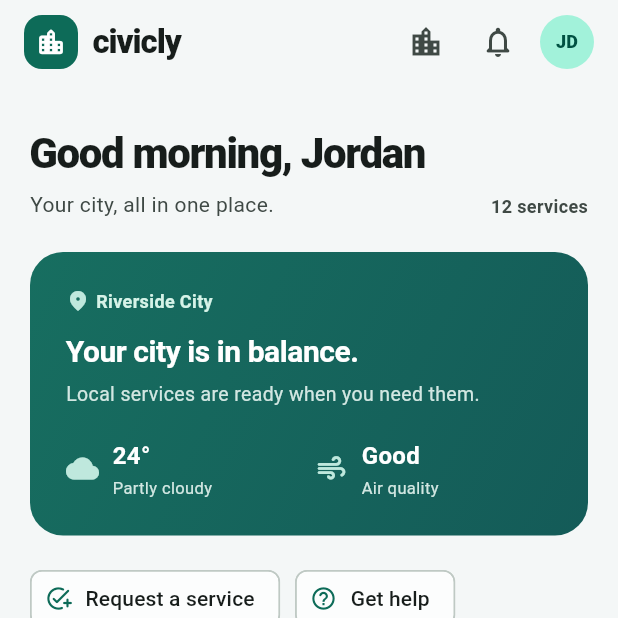
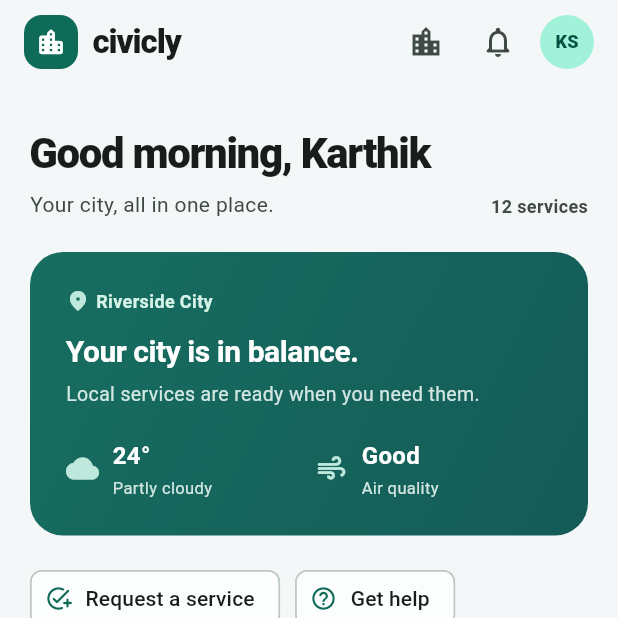
Before and after one commit to Saimpu/Flutter-App, a Flutter app: the screen it shows after launch, on a phone screen of 412 x 824 dp, the top half of it. Run offline on Flutter 3.47's test engine with Material 3 defaults, Android fonts, the phone set to English and light mode, and no system bars.

Commit message:
Update profile name and initials

```diff
--- a/lib/screens/app_shell.dart
+++ b/lib/screens/app_shell.dart
@@ -327,7 +327,7 @@ class _AppShellState extends State<AppShell> {
       default:
         return ServicesScreen(
           key: const ValueKey('home'),
-          title: 'Good morning, Jordan',
+          title: 'Good morning, Karthik',
           subtitle: 'Your city, all in one place.',
           services: cityServices,
           city: _city,
@@ -386,7 +386,7 @@ class _AppShellState extends State<AppShell> {
               radius: 18,
               backgroundColor: Theme.of(context).colorScheme.primaryContainer,
               child: Text(
-                'JD',
+                'KS',
                 style: TextStyle(
                   color: Theme.of(context).colorScheme.onPrimaryContainer,
                   fontSize: 12,
```
